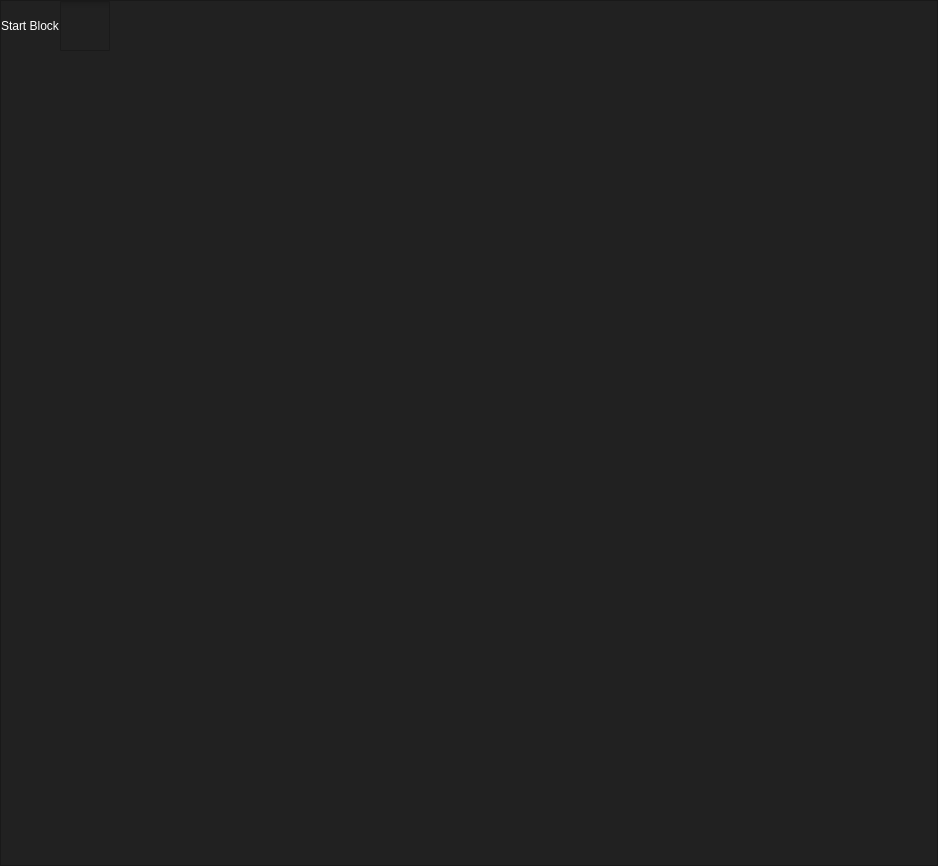
The window that ui/home.ui (HowePersonal/DistractionBlocker) describes before a commit, drawn with Qt 5.
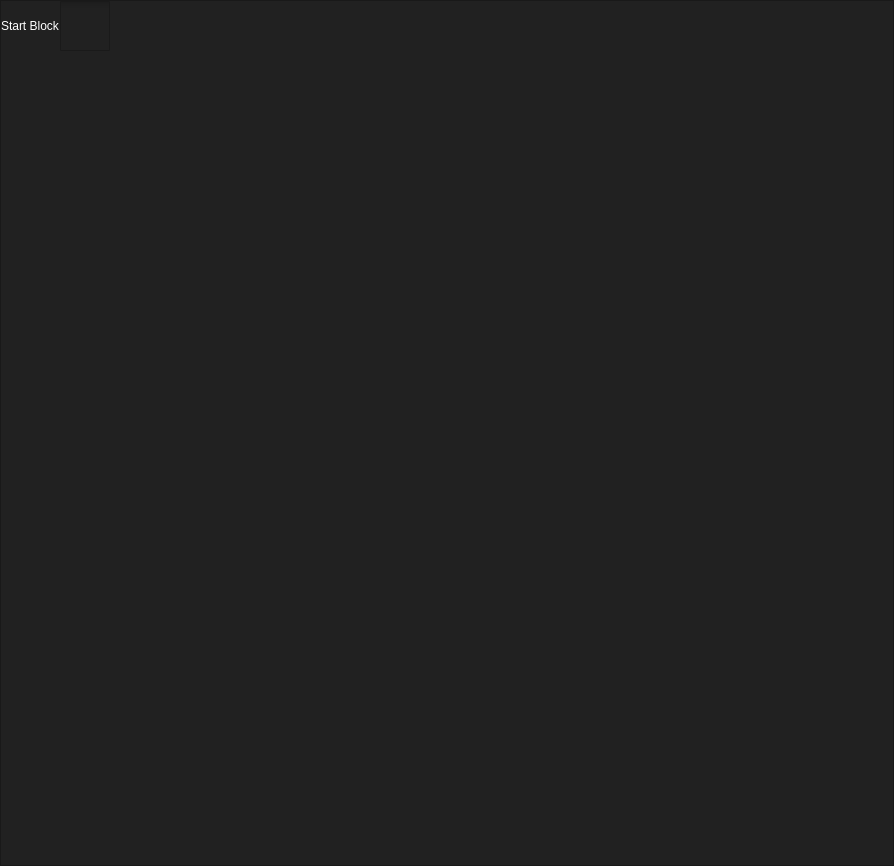
The same window after the commit.

Commit message: Updated frames to fit gui style

What changed in the file:
```diff
--- a/ui/home.ui
+++ b/ui/home.ui
@@ -6,13 +6,13 @@
    <rect>
     <x>0</x>
     <y>0</y>
-    <width>938</width>
+    <width>894</width>
     <height>866</height>
    </rect>
   </property>
   <property name="minimumSize">
    <size>
-    <width>938</width>
+    <width>894</width>
     <height>866</height>
    </size>
   </property>
```
The commit also changes 5 other files.
